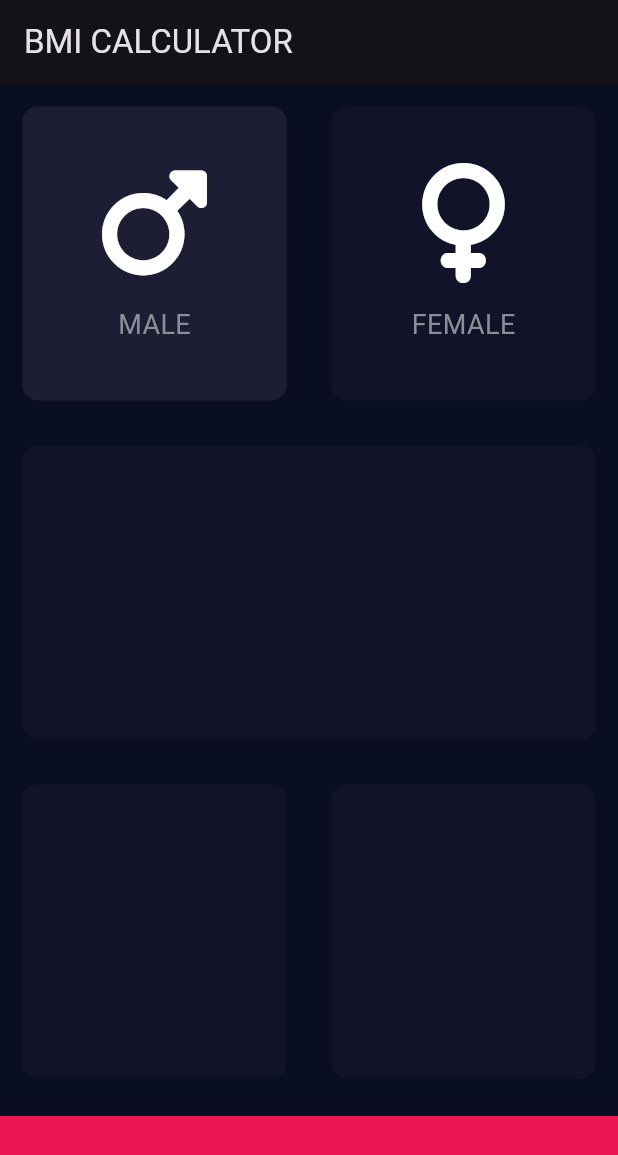
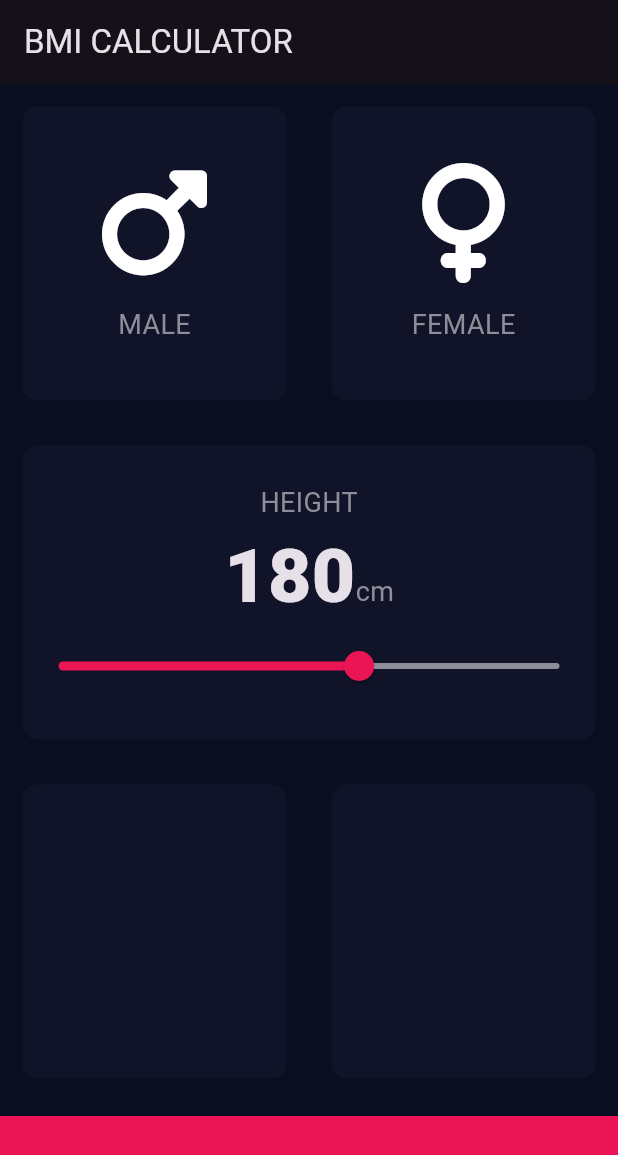
Before and after one commit to aminebenjebli/BMI-Calculator, a Flutter app: the screen it shows after launch, on a phone screen of 412 x 824 dp. Shown: the top 1155 px of the screen. Run offline on Flutter 3.47's test engine with Material 3 defaults, Android fonts, the phone set to English and light mode, and no system bars; our stand-ins replace font_awesome_flutter.

Commit message:
`Refactor code to import constants from constants.dart and update InputPage widget` add slider to change the Height text

```diff
--- a/healthapp/lib/card_content.dart
+++ b/healthapp/lib/card_content.dart
@@ -1,5 +1,7 @@
 import 'package:flutter/material.dart';
+import 'package:healthapp/constants.dart';
 
+// ignore: camel_case_types
 class iconContent extends StatelessWidget {
   const iconContent({
     required this.icon,
@@ -21,13 +23,7 @@ class iconContent extends StatelessWidget {
         const SizedBox(
           height: 15.0,
         ),
-        Text(
-          text,
-          style: const TextStyle(
-            color: Color(0xFF8D8E98),
-            fontSize: 18.0,
-          ),
-        )
+        Text(text, style: labelTextStyle),
       ],
     );
   }
--- /dev/null
+++ b/healthapp/lib/constants.dart
@@ -0,0 +1,14 @@
+import 'package:flutter/material.dart';
+
+const labelTextStyle = TextStyle(
+  fontSize: 18.0,
+  color: Color(0xFF8D8E98),
+);
+const numberTextStyle = TextStyle(
+  fontSize: 50.0,
+  fontWeight: FontWeight.w900,
+);
+const activeCardColour = Color(0xFF1D1E33);
+const inactiveCardColour = Color(0xFF111328);
+const bottomContainerColor = Color(0xFFEB1555);
+const bottomContainerHeight = 80.0;
--- a/healthapp/lib/input_page.dart
+++ b/healthapp/lib/input_page.dart
@@ -2,11 +2,8 @@ import 'package:flutter/material.dart';
 import 'package:font_awesome_flutter/font_awesome_flutter.dart';
 import 'package:healthapp/cards.dart';
 import 'package:healthapp/card_content.dart';
+import 'package:healthapp/constants.dart';
 import 'package:healthapp/gender.dart';
-
-const activeCardColour = Color(0xFF1D1E33);
-const inactiveCardColour = Color(0xFF111328);
-const bottomContainerColor = Color(0xFFEB1555);
 
 class InputPage extends StatefulWidget {
   const InputPage({super.key});
@@ -16,7 +13,8 @@ class InputPage extends StatefulWidget {
 }
 
 class _InputPageState extends State<InputPage> {
-  Gender selectedGender = Gender.male;
+  Gender? selectedGender;
+  int height = 180;
   @override
   Widget build(BuildContext context) {
     return Scaffold(
@@ -24,6 +22,7 @@ class _InputPageState extends State<InputPage> {
           title: const Text('BMI CALCULATOR'),
         ),
         body: Column(
+          crossAxisAlignment: CrossAxisAlignment.stretch,
           children: <Widget>[
             Expanded(
                 child: Row(
@@ -61,7 +60,38 @@ class _InputPageState extends State<InputPage> {
                 )),
               ],
             )),
-            const Expanded(child: ReusableCard(colour: inactiveCardColour)),
+            Expanded(
+                child: ReusableCard(
+              colour: inactiveCardColour,
+              cardChild: Column(
+                mainAxisAlignment: MainAxisAlignment.center,
+                children: <Widget>[
+                  const Text('HEIGHT', style: labelTextStyle),
+                  Row(
+                    mainAxisAlignment: MainAxisAlignment.center,
+                    crossAxisAlignment: CrossAxisAlignment.baseline,
+                    textBaseline: TextBaseline.alphabetic,
+                    children: <Widget>[
+                      Text(height.toString(), style: numberTextStyle),
+                      const Text('cm', style: labelTextStyle),
+                    ],
+                  ),
+                  Slider(
+                    value: height.toDouble(),
+                    min: 120.0,
+                    max: 220.0,
+                    activeColor: const Color(0xFFEB1555),
+                    inactiveColor: const Color(0xFF8D8E98),
+                    thumbColor: const Color(0xFFEB1555),
+                    onChanged: (double newValue) {
+                      setState(() {
+                        height = newValue.round();
+                      });
+                    },
+                  )
+                ],
+              ),
+            )),
             const Expanded(
                 child: Row(
               children: <Widget>[
@@ -73,7 +103,7 @@ class _InputPageState extends State<InputPage> {
               color: bottomContainerColor,
               margin: const EdgeInsets.only(top: 10.0),
               width: double.infinity,
-              height: 80.0,
+              height: bottomContainerHeight,
             ),
           ],
         ));
--- a/healthapp/lib/main.dart
+++ b/healthapp/lib/main.dart
@@ -17,8 +17,8 @@ class BMICalculator extends StatelessWidget {
         //   bodyMedium: TextStyle(color: Colors.white),
         // ),
       ),
-      home: InputPage(),
+      home: const InputPage(),
     );
   }
 }
-//126
+//128
```
